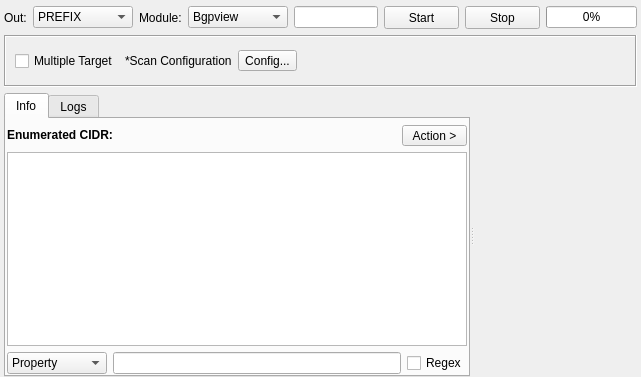
Before: the Qt Designer form sub3suite/src/enums/cidr/CidrEnum.ui in 3nock/OTE, drawn with Qt 5.
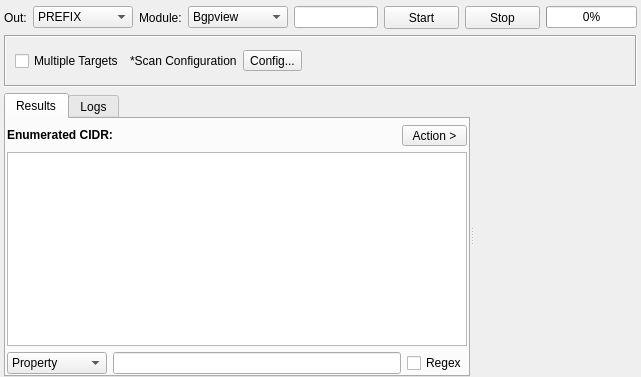
After: the same form once the commit is applied. Custom widgets are drawn as their Qt base class.

Diff of the .ui file:
```diff
--- a/sub3suite/src/enums/cidr/CidrEnum.ui
+++ b/sub3suite/src/enums/cidr/CidrEnum.ui
@@ -122,7 +122,7 @@
       <item>
        <widget class="QCheckBox" name="checkBoxMultipleTargets">
         <property name="text">
-         <string>Multiple Target</string>
+         <string>Multiple Targets</string>
         </property>
        </widget>
       </item>
@@ -167,7 +167,7 @@
       </property>
       <widget class="QWidget" name="tabInfo">
        <attribute name="title">
-        <string>Info</string>
+        <string>Results</string>
        </attribute>
        <layout class="QVBoxLayout" name="verticalLayout">
         <property name="leftMargin">
```
Left out of the diff: 2 changed lines with no effect on the pictures.
